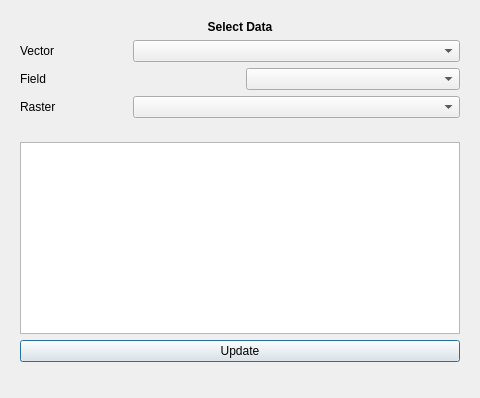
This is ui/ui_roitool_dialog.ui in beeoda/roi_plugin as Qt 5 draws it before an edit; both pictures show x 0 to 480 and y 0 to 398 of the 480 by 640 pixel window. The edited form follows.
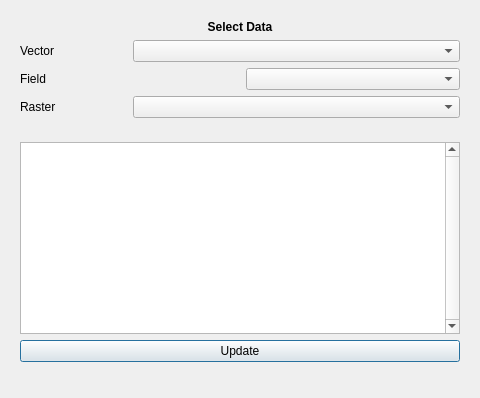
This is the edited form.

Commit message: Change table and minimum size in UI

The edit to the form file:
```diff
--- a/ui/ui_roitool_dialog.ui
+++ b/ui/ui_roitool_dialog.ui
@@ -80,6 +80,9 @@
      <layout class="QGridLayout" name="gridLayout_2">
       <item row="1" column="0">
        <widget class="QTableWidget" name="table_feature">
+        <property name="verticalScrollBarPolicy">
+         <enum>Qt::ScrollBarAlwaysOn</enum>
+        </property>
         <property name="editTriggers">
          <set>QAbstractItemView::NoEditTriggers</set>
         </property>
```
Left out of the diff: 12 changed lines with no effect on the pictures.
